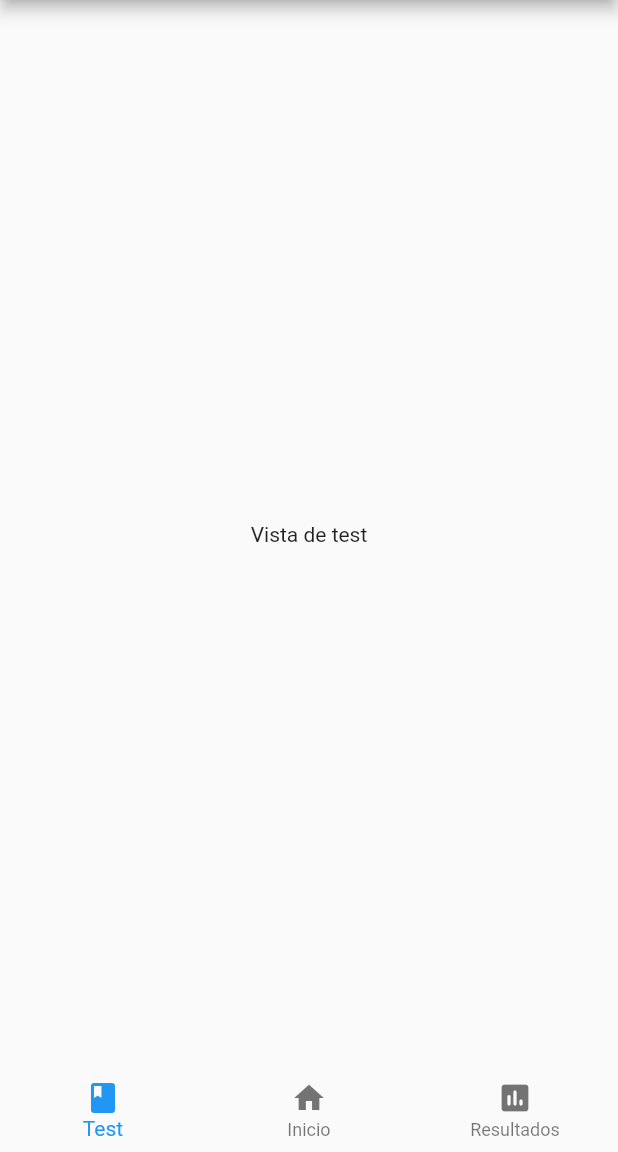
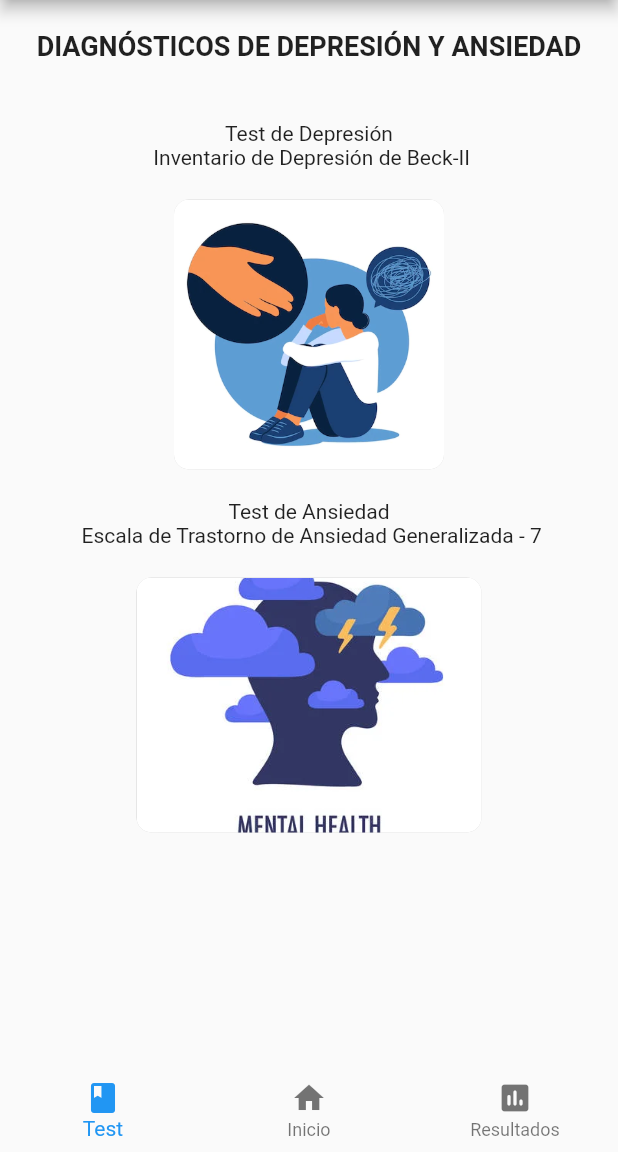
Before and after one commit to Mauro-AGalvezT/addmental, a Flutter app: the screen it shows once a user with an empty profile is signed in, on a phone screen of 412 x 824 dp, the part 84-1236 px from its top. Run offline on Flutter 3.47's test engine with Material 2 defaults, Android fonts, the phone set to English and light mode, and no system bars; our stand-ins replace firebase_auth, firebase_core; accounts and stored records are empty.

Commit message:
Diseño de Test

```diff
--- a/lib/ui/views/home_view.dart
+++ b/lib/ui/views/home_view.dart
@@ -18,7 +18,7 @@ class _HomeViewState extends State<HomeView> {
         children: [
           const SizedBox(height: 20),
           const Text('Estamos para ayudarte',
-              textAlign: TextAlign.start,
+              textAlign: TextAlign.center,
               style: TextStyle(
                 fontWeight: FontWeight.bold,
                 fontSize: 18,
@@ -52,6 +52,7 @@ class _HomeViewState extends State<HomeView> {
                         'assets/images/image1.jpg',
                         width: 180,
                         height: 180,
+                        fit: BoxFit.cover,
                       ),
                     ),
                   ),
@@ -79,6 +80,7 @@ class _HomeViewState extends State<HomeView> {
                         'assets/images/image2.jpg',
                         width: 230,
                         height: 170,
+                        fit: BoxFit.cover,
                       ),
                     ),
                   ),
--- a/lib/ui/views/test_view.dart
+++ b/lib/ui/views/test_view.dart
@@ -14,8 +14,79 @@ class _TestViewState extends State<TestView> {
   Widget build(BuildContext context) {
     return Center(
       child: Column(
-    mainAxisAlignment: MainAxisAlignment.center,
-    children: const [Text('Vista de test')]),
+        mainAxisAlignment: MainAxisAlignment.start,
+        children: [
+          const SizedBox(height: 20),
+          const Text('DIAGNÓSTICOS DE DEPRESIÓN Y ANSIEDAD',
+              textAlign: TextAlign.center,
+              style: TextStyle(
+                fontWeight: FontWeight.bold,
+                fontSize: 18,
+              )),
+          const SizedBox(height: 20),
+          Container(
+              padding: EdgeInsets.all(20.0),
+              child: Column(
+                children: [
+                  const Text(
+                    'Test de Depresión\n Inventario de Depresión de Beck-II',
+                    textAlign: TextAlign.center,
+                  ),
+                  const SizedBox(height: 20),
+                  ClipRRect(
+                    borderRadius: BorderRadius.circular(10.0),
+                    child: DecoratedBox(
+                      decoration: BoxDecoration(
+                        borderRadius: BorderRadius.circular(10.0),
+                        boxShadow: [
+                          BoxShadow(
+                            color: Colors.grey.withOpacity(0.5),
+                            spreadRadius: 5,
+                            blurRadius: 7,
+                            offset: const Offset(0, 3),
+                          ),
+                        ],
+                      ),
+                      child: Image.asset(
+                        'assets/images/image3.jpg',
+                        width: 180,
+                        height: 180,
+                        fit: BoxFit.cover,
+                      ),
+                    ),
+                  ),
+                  const SizedBox(height: 20),
+                  const Text(
+                    'Test de Ansiedad\n Escala de Trastorno de Ansiedad Generalizada - 7',
+                    textAlign: TextAlign.center,
+                  ),
+                  const SizedBox(height: 20),
+                  ClipRRect(
+                    borderRadius: BorderRadius.circular(10.0),
+                    child: DecoratedBox(
+                      decoration: BoxDecoration(
+                        borderRadius: BorderRadius.circular(10.0),
+                        boxShadow: [
+                          BoxShadow(
+                            color: Colors.grey.withOpacity(0.5),
+                            spreadRadius: 5,
+                            blurRadius: 7,
+                            offset: const Offset(0, 3),
+                          ),
+                        ],
+                      ),
+                      child: Image.asset(
+                        'assets/images/image4.jpg',
+                        width: 230,
+                        height: 170,
+                        fit: BoxFit.cover,
+                      ),
+                    ),
+                  ),
+                ],
+              ))
+        ],
+      ),
     );
   }
 }
--- a/pubspec.yaml
+++ b/pubspec.yaml
@@ -66,6 +66,8 @@ flutter:
   assets:
     - assets/images/image1.jpg
     - assets/images/image2.jpg
+    - assets/images/image3.jpg
+    - assets/images/image4.jpg
   # An image asset can refer to one or more resolution-specific "variants", see
   # https://flutter.dev/assets-and-images/#resolution-aware
 
```
Also changed, not shown: assets/images/image3.jpg (added), assets/images/image4.jpg (added).
